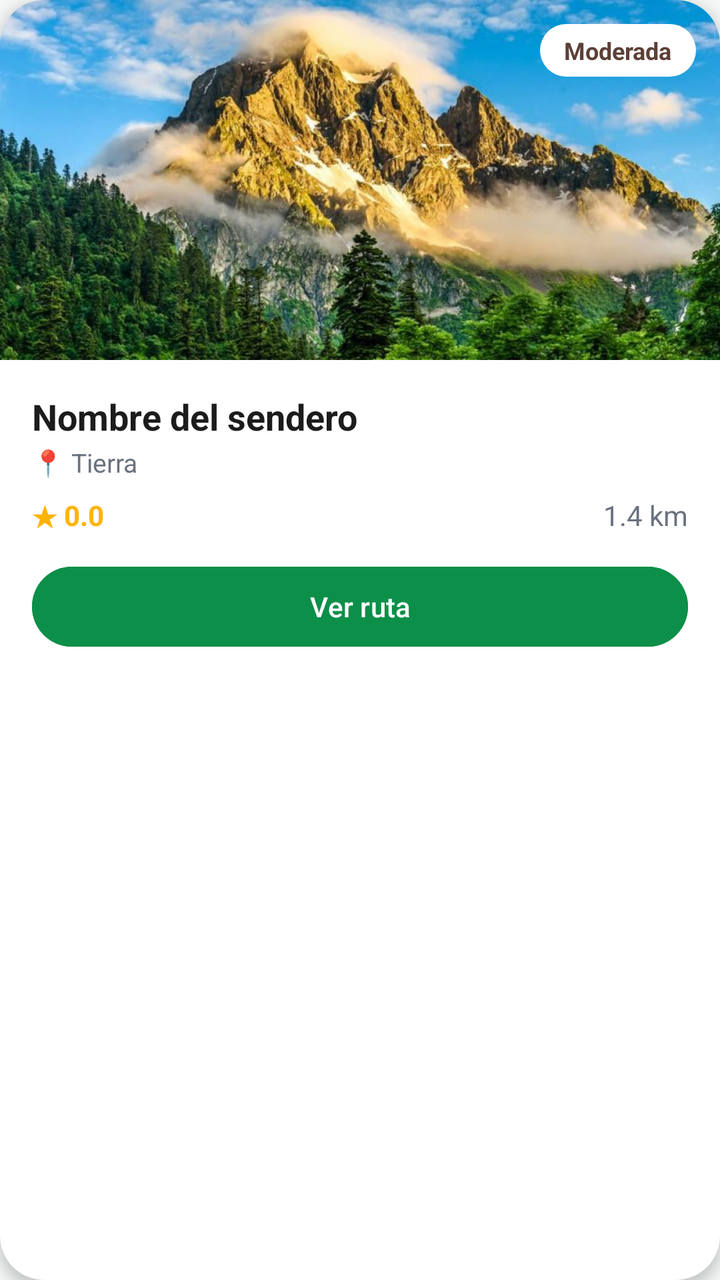
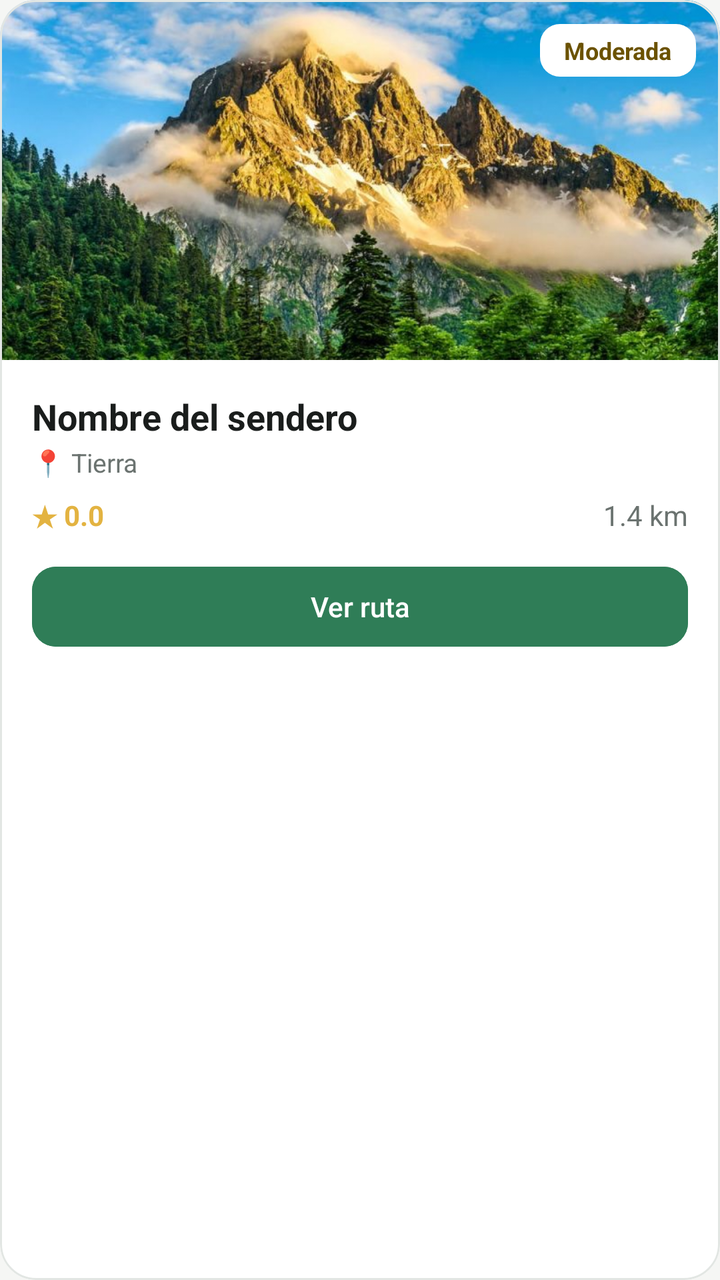

Two renders of the same Android screen: before a commit and after it. Below are the layout's source before the change and the commit's diff.
<!-- AndroidManifest.xml: application theme Theme.RunGuide -->
<!-- res/layout/item_sendero.xml -->
<?xml version="1.0" encoding="utf-8"?>
<com.google.android.material.card.MaterialCardView
    xmlns:android="http://schemas.android.com/apk/res/android"
    xmlns:app="http://schemas.android.com/apk/res-auto"
    android:layout_width="match_parent"
    android:layout_height="wrap_content"
    android:layout_marginStart="16dp"
    android:layout_marginEnd="16dp"
    android:layout_marginTop="8dp"
    android:layout_marginBottom="8dp"
    android:clickable="true"
    android:focusable="true"
    app:cardBackgroundColor="#FFFFFF"
    app:cardCornerRadius="22dp"
    app:cardElevation="4dp"
    app:strokeWidth="0dp">

    <LinearLayout
        android:layout_width="match_parent"
        android:layout_height="wrap_content"
        android:orientation="vertical">

        
        <FrameLayout
            android:layout_width="match_parent"
            android:layout_height="180dp">

            <ImageView
                android:id="@+id/imgSendero"
                android:layout_width="match_parent"
                android:layout_height="match_parent"
                android:scaleType="centerCrop"
                android:src="@drawable/montana" />

            <TextView
                android:id="@+id/tvDificultad"
                android:layout_width="wrap_content"
                android:layout_height="wrap_content"
                android:layout_gravity="top|end"
                android:layout_margin="12dp"
                android:paddingStart="12dp"
                android:paddingEnd="12dp"
                android:paddingTop="5dp"
                android:paddingBottom="5dp"
                android:text="Moderada"
                android:textSize="12sp"
                android:textStyle="bold"
                android:textColor="#5D4037"
                android:background="@drawable/bg_badge" />

            
            <TextView
                android:id="@+id/btnMenuAdmin"
                android:layout_width="40dp"
                android:layout_height="40dp"
                android:layout_gravity="top|start"
                android:layout_margin="12dp"
                android:gravity="center"
                android:text="⋮"
                android:textSize="22sp"
                android:textStyle="bold"
                android:textColor="@color/texto_principal"
                android:background="@drawable/bg_circulo"
                android:elevation="2dp"
                android:visibility="gone" />

            
            <TextView
                android:id="@+id/tvCorazon"
                android:layout_width="40dp"
                android:layout_height="40dp"
                android:layout_gravity="top|start"
                android:layout_margin="12dp"
                android:gravity="center"
                android:text="♥"
                android:textSize="20sp"
                android:textColor="@color/corazon"
                android:background="@drawable/bg_circulo"
                android:elevation="2dp"
                android:visibility="gone" />

        </FrameLayout>

        
        <LinearLayout
            android:layout_width="match_parent"
            android:layout_height="wrap_content"
            android:orientation="vertical"
            android:padding="16dp">

            <TextView
                android:id="@+id/tvNombreSendero"
                android:layout_width="wrap_content"
                android:layout_height="wrap_content"
                android:text="Nombre del sendero"
                android:textSize="18sp"
                android:textStyle="bold"
                android:textColor="@color/texto_principal" />

            <TextView
                android:id="@+id/tvUbicacion"
                android:layout_width="wrap_content"
                android:layout_height="wrap_content"
                android:text="📍 Tierra"
                android:textSize="13sp"
                android:textColor="@color/texto_secundario"
                android:layout_marginTop="2dp" />

            <LinearLayout
                android:layout_width="match_parent"
                android:layout_height="wrap_content"
                android:orientation="horizontal"
                android:layout_marginTop="8dp">

                <TextView
                    android:id="@+id/tvRating"
                    android:layout_width="0dp"
                    android:layout_weight="1"
                    android:layout_height="wrap_content"
                    android:text="★ 0.0"
                    android:textSize="14sp"
                    android:textStyle="bold"
                    android:textColor="@color/estrella" />

                <TextView
                    android:id="@+id/tvDistancia"
                    android:layout_width="wrap_content"
                    android:layout_height="wrap_content"
                    android:text="1.4 km"
                    android:textSize="14sp"
                    android:textColor="@color/texto_secundario" />

            </LinearLayout>

            <Button
                android:id="@+id/btnVerRuta"
                android:layout_width="match_parent"
                android:layout_height="48dp"
                android:text="Ver ruta"
                android:textSize="14sp"
                android:textAllCaps="false"
                android:backgroundTint="@color/verde_primario"
                android:textColor="#FFFFFF"
                android:layout_marginTop="12dp" />

        </LinearLayout>

    </LinearLayout>

</com.google.android.material.card.MaterialCardView>
<!-- resources referenced by this layout -->
<resources>
  <color name="corazon">#E53950</color>
  <color name="estrella">#FFB300</color>
  <color name="texto_principal">#1C1C1C</color>
  <color name="texto_secundario">#6B7280</color>
  <color name="verde_primario">#0C8F48</color>
  <!-- drawable bg_badge (drawable) -->
  <?xml version="1.0" encoding="utf-8"?>
  <shape xmlns:android="http://schemas.android.com/apk/res/android" android:shape="rectangle">
      <solid android:color="#FFFFFF" />
      <corners android:radius="14dp" />
  </shape>
  <!-- drawable bg_circulo (drawable) -->
  <?xml version="1.0" encoding="utf-8"?>
  <shape xmlns:android="http://schemas.android.com/apk/res/android" android:shape="oval">
      <solid android:color="#FFFFFF" />
  </shape>
  <!-- drawable montana: jpg bitmap (drawable, 80334 bytes) -->
  <style name="Theme.RunGuide" parent="Base.Theme.RunGuide" />
  <style name="Base.Theme.RunGuide" parent="Theme.Material3.Light.NoActionBar">
          <item name="colorPrimary">@color/verde_primario</item>
          <item name="colorOnPrimary">@color/white</item>
          <item name="colorPrimaryContainer">@color/verde_claro</item>
          <item name="colorOnPrimaryContainer">@color/verde_oscuro</item>
          <item name="android:colorBackground">@color/fondo_app</item>
          <item name="android:statusBarColor">@color/verde_primario</item>
          <item name="shapeAppearanceSmallComponent">@style/ShapeAppearance.RunGuide.Small</item>
          <item name="shapeAppearanceMediumComponent">@style/ShapeAppearance.RunGuide.Medium</item>
      </style>
  <color name="white">#FFFFFFFF</color>
  <color name="verde_claro">#E6F4EC</color>
  <color name="verde_oscuro">#0A6B37</color>
  <color name="fondo_app">#F4F7F5</color>
  <style name="ShapeAppearance.RunGuide.Small" parent="ShapeAppearance.Material3.SmallComponent">
          <item name="cornerFamily">rounded</item>
          <item name="cornerSize">14dp</item>
      </style>
  <style name="ShapeAppearance.RunGuide.Medium" parent="ShapeAppearance.Material3.MediumComponent">
          <item name="cornerFamily">rounded</item>
          <item name="cornerSize">22dp</item>
      </style>
</resources>

<!-- the commit's change to res/layout/item_sendero.xml (unified diff, before → after) -->
@@ -11,9 +11,10 @@
     android:clickable="true"
     android:focusable="true"
     app:cardBackgroundColor="#FFFFFF"
-    app:cardCornerRadius="22dp"
-    app:cardElevation="4dp"
-    app:strokeWidth="0dp">
+    app:cardCornerRadius="18dp"
+    app:cardElevation="0dp"
+    app:strokeWidth="1dp"
+    app:strokeColor="@color/borde">
 
     <LinearLayout
         android:layout_width="match_parent"
@@ -45,7 +46,7 @@
                 android:text="Moderada"
                 android:textSize="12sp"
                 android:textStyle="bold"
-                android:textColor="#5D4037"
+                android:textColor="@color/amarillo_texto"
                 android:background="@drawable/bg_badge" />
 
             
<!-- resource entries referenced after the edit -->
@@ -1,15 +1,17 @@
 <!-- resources referenced by this layout -->
 <resources>
-  <color name="corazon">#E53950</color>
-  <color name="estrella">#FFB300</color>
-  <color name="texto_principal">#1C1C1C</color>
-  <color name="texto_secundario">#6B7280</color>
-  <color name="verde_primario">#0C8F48</color>
+  <color name="amarillo_texto">#6B5200</color>
+  <color name="borde">#E2E6E3</color>
+  <color name="corazon">#C85A6A</color>
+  <color name="estrella">#E3B341</color>
+  <color name="texto_principal">#1A1D1C</color>
+  <color name="texto_secundario">#6B7370</color>
+  <color name="verde_primario">#2F7D57</color>
   <!-- drawable bg_badge (drawable) -->
   <?xml version="1.0" encoding="utf-8"?>
   <shape xmlns:android="http://schemas.android.com/apk/res/android" android:shape="rectangle">
       <solid android:color="#FFFFFF" />
-      <corners android:radius="14dp" />
+      <corners android:radius="10dp" />
   </shape>
   <!-- drawable bg_circulo (drawable) -->
   <?xml version="1.0" encoding="utf-8"?>
@@ -23,22 +25,39 @@
           <item name="colorOnPrimary">@color/white</item>
           <item name="colorPrimaryContainer">@color/verde_claro</item>
           <item name="colorOnPrimaryContainer">@color/verde_oscuro</item>
+          <item name="colorSecondary">@color/amarillo</item>
+          <item name="colorOnSecondary">@color/negro_carbon</item>
+          <item name="colorSecondaryContainer">@color/amarillo_claro</item>
+          <item name="colorOnSecondaryContainer">@color/amarillo_texto</item>
+          <item name="colorOutline">@color/borde</item>
           <item name="android:colorBackground">@color/fondo_app</item>
-          <item name="android:statusBarColor">@color/verde_primario</item>
+          <item name="android:statusBarColor">@color/negro_carbon</item>
+          <item name="android:windowLightStatusBar">false</item>
+          <item name="materialButtonStyle">@style/Widget.RunGuide.Button</item>
           <item name="shapeAppearanceSmallComponent">@style/ShapeAppearance.RunGuide.Small</item>
           <item name="shapeAppearanceMediumComponent">@style/ShapeAppearance.RunGuide.Medium</item>
       </style>
   <color name="white">#FFFFFFFF</color>
-  <color name="verde_claro">#E6F4EC</color>
-  <color name="verde_oscuro">#0A6B37</color>
-  <color name="fondo_app">#F4F7F5</color>
+  <color name="verde_claro">#E7F0EA</color>
+  <color name="verde_oscuro">#1F5A3F</color>
+  <color name="amarillo">#E8B93C</color>
+  <color name="negro_carbon">#171B1A</color>
+  <color name="amarillo_claro">#FAF1D6</color>
+  <color name="fondo_app">#F5F6F4</color>
+  <style name="Widget.RunGuide.Button" parent="Widget.Material3.Button">
+          <item name="cornerRadius">12dp</item>
+          <item name="android:textAllCaps">false</item>
+          <item name="android:letterSpacing">0</item>
+          <item name="android:textSize">14sp</item>
+          <item name="android:stateListAnimator">@null</item>
+      </style>
   <style name="ShapeAppearance.RunGuide.Small" parent="ShapeAppearance.Material3.SmallComponent">
           <item name="cornerFamily">rounded</item>
-          <item name="cornerSize">14dp</item>
+          <item name="cornerSize">12dp</item>
       </style>
   <style name="ShapeAppearance.RunGuide.Medium" parent="ShapeAppearance.Material3.MediumComponent">
           <item name="cornerFamily">rounded</item>
-          <item name="cornerSize">22dp</item>
+          <item name="cornerSize">18dp</item>
       </style>
 </resources>
 
